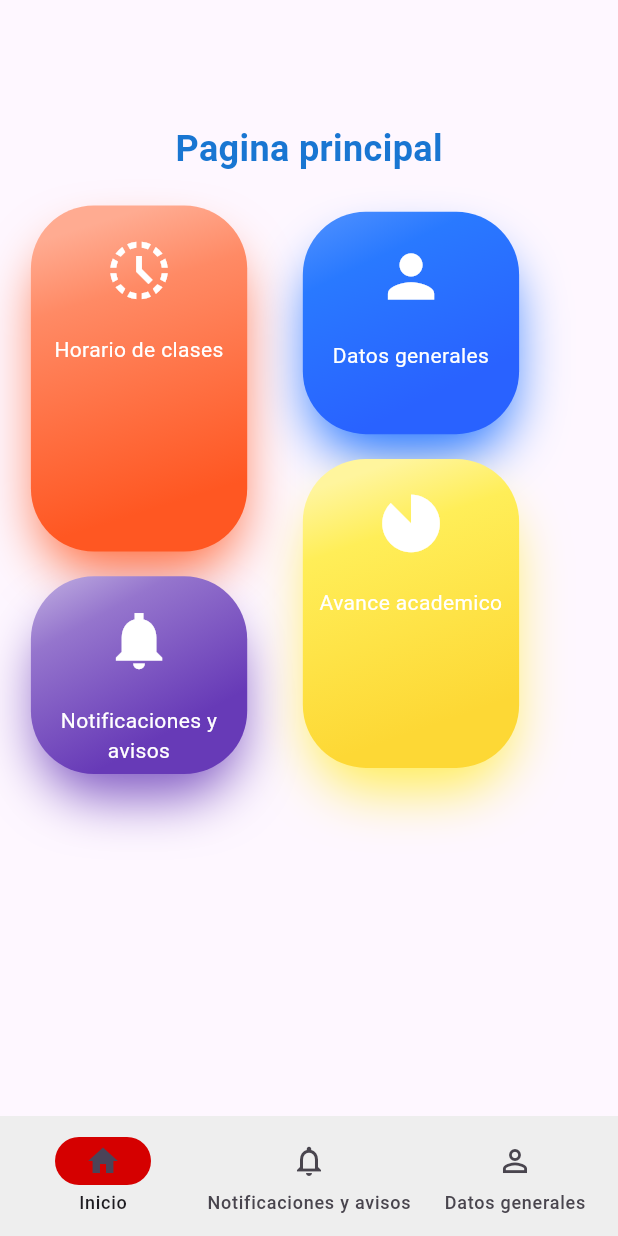
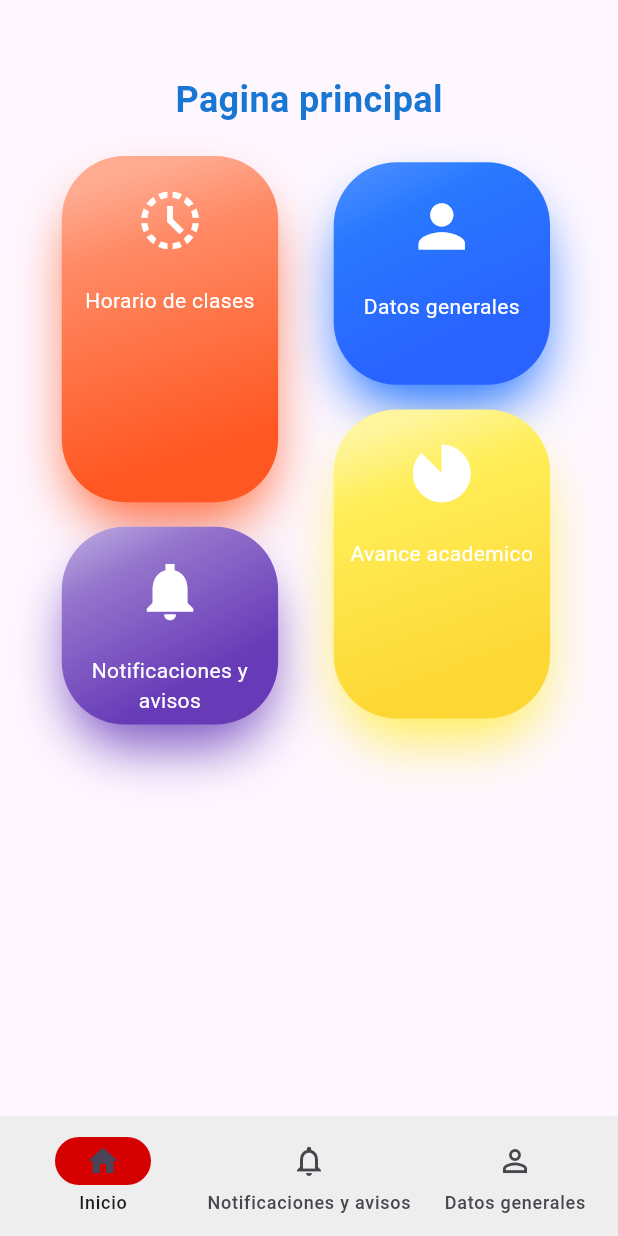
Before and after one commit to REV09/siabenv_ss, a Flutter app: the PrincipalPage screen opened directly, on a phone screen of 412 x 824 dp. Run offline on Flutter 3.47's test engine with Material 2 defaults, Android fonts, the phone set to English and light mode, and no system bars.

Commit message:
correccion de centrad0

```diff
--- a/lib/src/pages/home_page.dart
+++ b/lib/src/pages/home_page.dart
@@ -133,7 +133,7 @@ class _HomePage extends State<HomePage> {
       child: Column(
         children: [
           SizedBox(
-            height: responsive.hp(10),
+            height: responsive.hp(6),
           ),
           Text(
             "Pagina principal",
@@ -145,7 +145,7 @@ class _HomePage extends State<HomePage> {
           Row(
             children: <Widget>[
               SizedBox(
-                width: responsive.wp(5),
+                width: responsive.wp(10),
               ),
               Column(
                 children: <Widget>[
```
